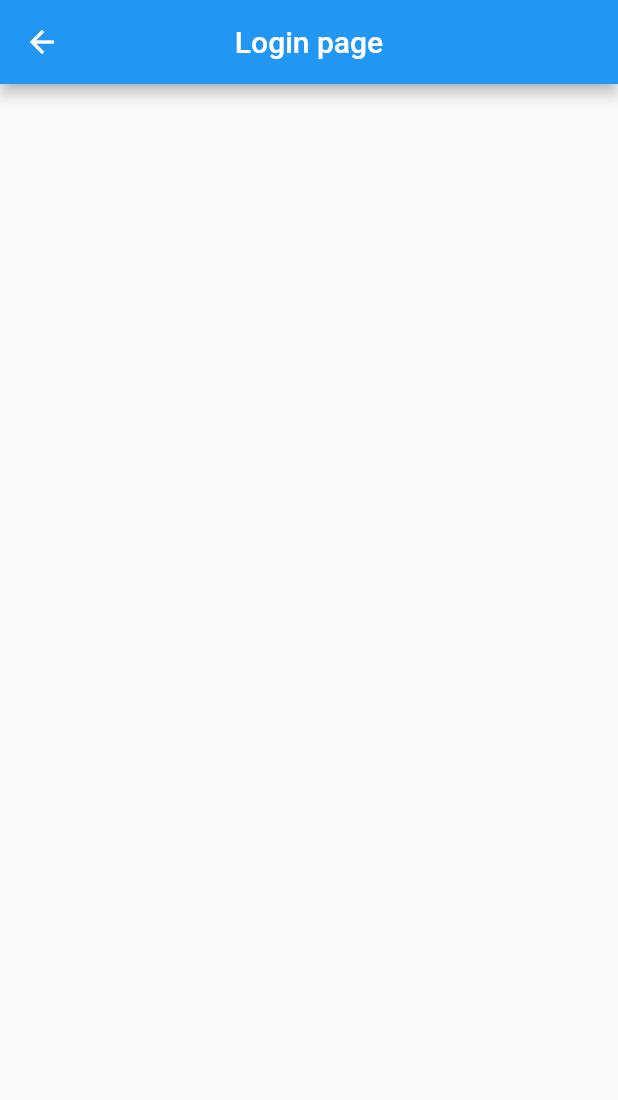
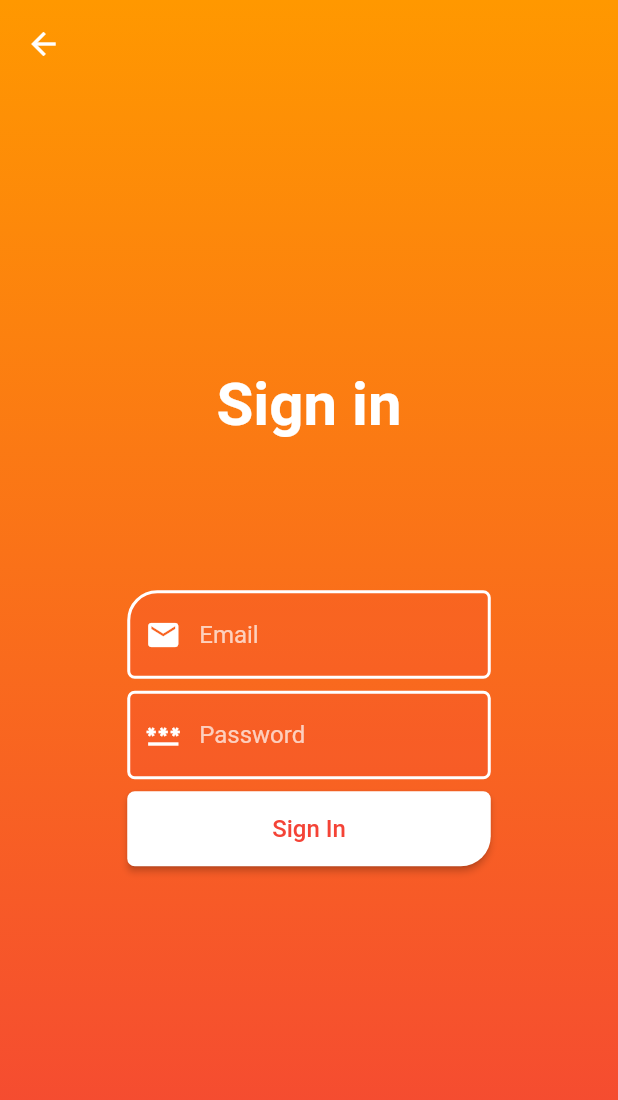
Before and after one commit to makjac/Flutter_Fit_fit_meal, a Flutter app: the screen it shows after launch, after a tap on "Sign in", on a phone screen of 412 x 824 dp. Shown: the top 1100 px of the screen. Run offline on Flutter 3.47's test engine with Material 2 defaults, Android fonts, the phone set to English and light mode, and no system bars; our stand-ins replace firebase_core, go_router; accounts and stored records are empty.

Commit message:
home screen update, signIn screen

```diff
--- a/lib/main.dart
+++ b/lib/main.dart
@@ -1,8 +1,8 @@
 // ignore_for_file: public_member_api_docs, sort_constructors_first
 import 'package:firebase_core/firebase_core.dart';
-import 'package:fit_fit_meal/screens/auth/forgot_passwd_page.dart';
-import 'package:fit_fit_meal/screens/auth/login_page.dart';
-import 'package:fit_fit_meal/screens/auth/register_page.dart';
+import 'package:fit_fit_meal/screens/auth/forgot_password/forgot_passwd_page.dart';
+import 'package:fit_fit_meal/screens/auth/signIn/signIn_page.dart';
+import 'package:fit_fit_meal/screens/auth/signUp/signUp_page.dart';
 import 'package:fit_fit_meal/screens/home/home_page.dart';
 import 'package:flutter/material.dart';
 import 'package:go_router/go_router.dart';
--- /dev/null
+++ b/lib/screens/auth/Widgets/auth_title.dart
@@ -0,0 +1,25 @@
+// ignore_for_file: public_member_api_docs, sort_constructors_first
+import 'package:flutter/cupertino.dart';
+import 'package:flutter/material.dart';
+import 'package:flutter/src/widgets/container.dart';
+import 'package:flutter/src/widgets/framework.dart';
+
+class AuthTitle extends StatelessWidget {
+  final String label;
+  const AuthTitle({
+    Key? key,
+    required this.label,
+  }) : super(key: key);
+
+  @override
+  Widget build(BuildContext context) {
+    return Text(
+      label,
+      style: const TextStyle(
+        fontWeight: FontWeight.bold,
+        color: Colors.white,
+        fontSize: 40,
+      ),
+    );
+  }
+}
--- a/lib/screens/auth/login_page.dart
+++ /dev/null
@@ -1,17 +0,0 @@
-import 'package:flutter/material.dart';
-
-class LoginPage extends StatelessWidget {
-  const LoginPage({super.key});
-
-  @override
-  Widget build(BuildContext context) {
-    return SafeArea(
-      child: Scaffold(
-        appBar: AppBar(
-          title: const Text("Login page"),
-          centerTitle: true,
-        ),
-      ),
-    );
-  }
-}
--- a/lib/screens/auth/register_page.dart
+++ /dev/null
@@ -1,17 +0,0 @@
-import 'package:flutter/material.dart';
-
-class RegisterPage extends StatelessWidget {
-  const RegisterPage({super.key});
-
-  @override
-  Widget build(BuildContext context) {
-    return SafeArea(
-      child: Scaffold(
-        appBar: AppBar(
-          title: const Text("Register page"),
-          centerTitle: true,
-        ),
-      ),
-    );
-  }
-}
--- /dev/null
+++ b/lib/screens/auth/signIn/signIn_context.dart
@@ -0,0 +1,77 @@
+import 'package:fit_fit_meal/screens/auth/Widgets/auth_title.dart';
+import 'package:fit_fit_meal/widgets/inputDecoration/border_none.dart';
+import 'package:fit_fit_meal/widgets/inputDecoration/border_top_left.dart';
+import 'package:flutter/cupertino.dart';
+import 'package:flutter/material.dart';
+
+class SignInContext extends StatelessWidget {
+  const SignInContext({super.key});
+
+  @override
+  Widget build(BuildContext context) {
+    double width = MediaQuery.of(context).size.width;
+    final _formKey = GlobalKey<FormState>();
+
+    return Column(
+      mainAxisAlignment: MainAxisAlignment.center,
+      children: [
+        const AuthTitle(label: "Sign in"),
+        const SizedBox(height: 100),
+        Form(
+          key: _formKey,
+          child: Column(
+            children: [
+              SizedBox(
+                width: width / 1.7,
+                child: TextFormField(
+                  decoration: borderTopLeft(
+                      "Email",
+                      const Icon(
+                        Icons.email,
+                        color: Colors.white,
+                      )),
+                ),
+              ),
+              const SizedBox(height: 8),
+              SizedBox(
+                width: width / 1.7,
+                child: TextFormField(
+                  obscureText: true,
+                  decoration: borderNone(
+                      "Password",
+                      const Icon(
+                        Icons.password,
+                        color: Colors.white,
+                      )),
+                ),
+              ),
+              const SizedBox(height: 8),
+              SizedBox(
+                width: width / 1.7,
+                height: 50,
+                child: ElevatedButton(
+                  onPressed: () {},
+                  style: ElevatedButton.styleFrom(
+                    backgroundColor: Colors.white,
+                    shape: const RoundedRectangleBorder(
+                      borderRadius: BorderRadius.only(
+                        bottomLeft: Radius.circular(5),
+                        topLeft: Radius.circular(5),
+                        bottomRight: Radius.circular(20),
+                        topRight: Radius.circular(5),
+                      ),
+                    ),
+                  ),
+                  child: const Text(
+                    "Sign In",
+                    style: TextStyle(color: Colors.red, fontSize: 16),
+                  ),
+                ),
+              )
+            ],
+          ),
+        ),
+      ],
+    );
+  }
+}
--- /dev/null
+++ b/lib/screens/auth/signIn/signIn_page.dart
@@ -0,0 +1,33 @@
+import 'package:fit_fit_meal/screens/auth/signIn/signIn_context.dart';
+import 'package:fit_fit_meal/widgets/boxDecoration/home_gradnient_bacground.dart';
+import 'package:fit_fit_meal/widgets/buttons/pop_back_arrow.dart';
+import 'package:flutter/material.dart';
+import 'package:go_router/go_router.dart';
+
+class LoginPage extends StatelessWidget {
+  const LoginPage({super.key});
+
+  @override
+  Widget build(BuildContext context) {
+    return SafeArea(
+      child: Scaffold(
+        body: Container(
+          height: double.infinity,
+          width: double.infinity,
+          decoration: homeGradientBacground(),
+          child: Stack(
+            alignment: Alignment.center,
+            children: const [
+              SignInContext(),
+              Positioned(
+                top: 5,
+                left: 5,
+                child: PopBackArrow(),
+              ),
+            ],
+          ),
+        ),
+      ),
+    );
+  }
+}
--- /dev/null
+++ b/lib/screens/auth/signUp/signUp_page.dart
@@ -0,0 +1,29 @@
+import 'package:fit_fit_meal/widgets/boxDecoration/home_gradnient_bacground.dart';
+import 'package:fit_fit_meal/widgets/buttons/pop_back_arrow.dart';
+import 'package:flutter/material.dart';
+
+class RegisterPage extends StatelessWidget {
+  const RegisterPage({super.key});
+
+  @override
+  Widget build(BuildContext context) {
+    return SafeArea(
+      child: Scaffold(
+        body: Container(
+          height: double.infinity,
+          width: double.infinity,
+          decoration: homeGradientBacground(),
+          child: Stack(
+            children: const [
+              Positioned(
+                top: 5,
+                left: 5,
+                child: PopBackArrow(),
+              ),
+            ],
+          ),
+        ),
+      ),
+    );
+  }
+}
--- a/lib/screens/home/home_page.dart
+++ b/lib/screens/home/home_page.dart
@@ -1,6 +1,7 @@
 import 'package:fit_fit_meal/screens/home/home_signUp_button.dart';
 import 'package:fit_fit_meal/screens/home/home_signIn_button.dart';
 import 'package:fit_fit_meal/screens/home/home_title.dart';
+import 'package:fit_fit_meal/widgets/boxDecoration/home_gradnient_bacground.dart';
 import 'package:flutter/material.dart';
 import 'package:go_router/go_router.dart';
 
@@ -16,16 +17,7 @@ class Home extends StatelessWidget {
             child: Container(
               width: double.infinity,
               height: double.infinity,
-              decoration: const BoxDecoration(
-                gradient: LinearGradient(
-                  begin: Alignment.bottomCenter,
-                  end: Alignment.topCenter,
-                  colors: [
-                    Colors.red,
-                    Colors.orange,
-                  ],
-                ),
-              ),
+              decoration: homeGradientBacground(),
               child: Column(
                 mainAxisAlignment: MainAxisAlignment.center,
                 children: const [
--- /dev/null
+++ b/lib/widgets/boxDecoration/home_gradnient_bacground.dart
@@ -0,0 +1,12 @@
+import 'package:flutter/material.dart';
+
+BoxDecoration homeGradientBacground() => const BoxDecoration(
+      gradient: LinearGradient(
+        begin: Alignment.bottomCenter,
+        end: Alignment.topCenter,
+        colors: [
+          Colors.red,
+          Colors.orange,
+        ],
+      ),
+    );
--- /dev/null
+++ b/lib/widgets/buttons/pop_back_arrow.dart
@@ -0,0 +1,17 @@
+import 'package:flutter/material.dart';
+import 'package:go_router/go_router.dart';
+
+class PopBackArrow extends StatelessWidget {
+  const PopBackArrow({super.key});
+
+  @override
+  Widget build(BuildContext context) {
+    return IconButton(
+      onPressed: () => context.pop(),
+      icon: const Icon(
+        Icons.arrow_back,
+        color: Colors.white,
+      ),
+    );
+  }
+}
--- /dev/null
+++ b/lib/widgets/inputDecoration/border_none.dart
@@ -0,0 +1,28 @@
+import 'package:flutter/material.dart';
+
+InputDecoration borderNone(String hintText, Icon icon) => InputDecoration(
+      border: const OutlineInputBorder(
+        borderSide: BorderSide(
+          width: 2,
+          color: Colors.white,
+        ),
+      ),
+      enabledBorder: const OutlineInputBorder(
+        borderSide: BorderSide(
+          width: 2,
+          color: Colors.white,
+        ),
+        borderRadius: BorderRadius.only(
+          topLeft: Radius.circular(5),
+          bottomLeft: Radius.circular(5),
+          topRight: Radius.circular(5),
+          bottomRight: Radius.circular(5),
+        ),
+      ),
+      fillColor: const Color.fromARGB(57, 244, 67, 54),
+      filled: true,
+      hintText: hintText,
+      hintStyle: const TextStyle(color: Colors.white70),
+      prefixIcon: icon,
+      prefixIconColor: Colors.white70,
+    );
--- /dev/null
+++ b/lib/widgets/inputDecoration/border_top_left.dart
@@ -0,0 +1,30 @@
+import 'package:flutter/material.dart';
+
+InputDecoration borderTopLeft(String hintText, Icon icon) => InputDecoration(
+      border: const OutlineInputBorder(
+        borderSide: BorderSide(
+          width: 2,
+          color: Colors.white,
+        ),
+      ),
+      enabledBorder: const OutlineInputBorder(
+        borderSide: BorderSide(
+          width: 2,
+          color: Colors.white,
+        ),
+        borderRadius: BorderRadius.only(
+          topLeft: Radius.circular(20),
+          bottomLeft: Radius.circular(5),
+          topRight: Radius.circular(5),
+          bottomRight: Radius.circular(5),
+        ),
+      ),
+      fillColor: const Color.fromARGB(57, 244, 67, 54),
+      filled: true,
+      hintText: hintText,
+      hintStyle: const TextStyle(
+        color: Colors.white70,
+      ),
+      prefixIcon: icon,
+      prefixIconColor: Colors.white70,
+    );
```
Also changed, not shown: lib/screens/auth/forgot_password/forgot_passwd_page.dart (renamed from lib/screens/auth/forgot_passwd_page.dart).
